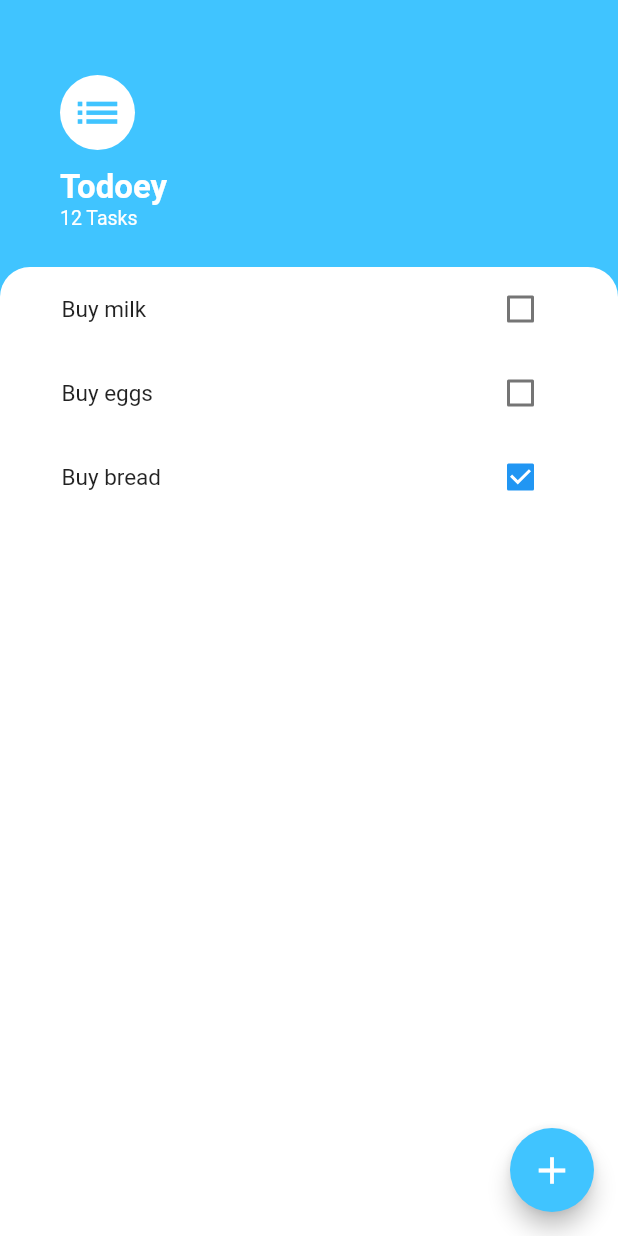
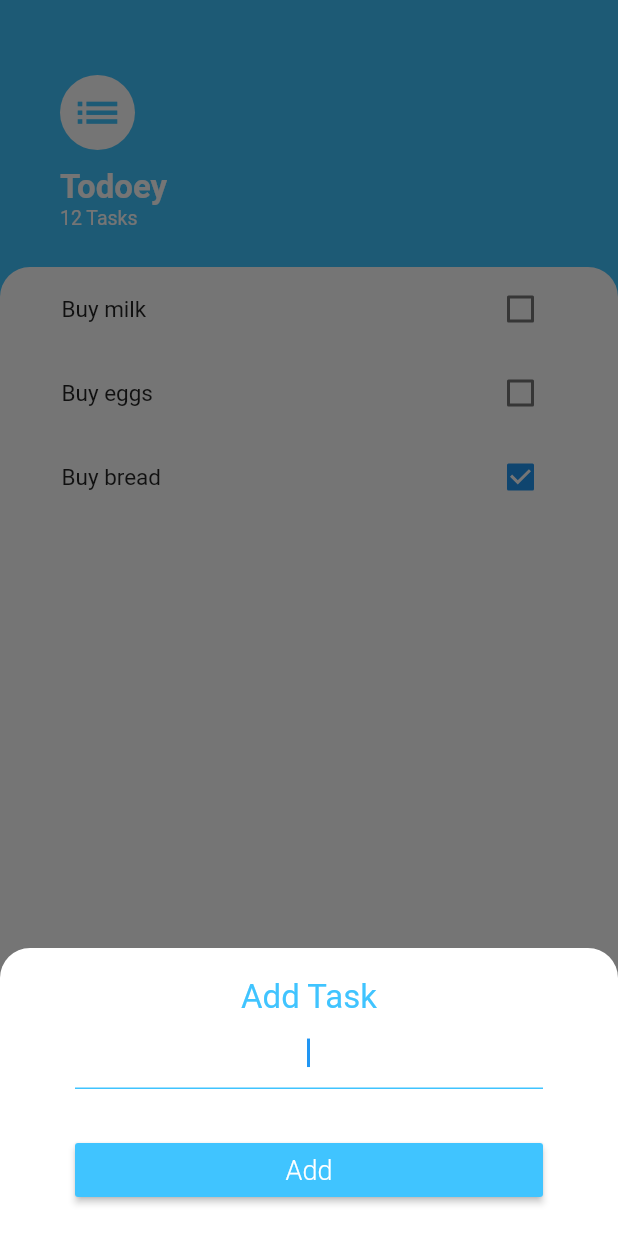
Before and after one commit to scorpion9979/todoey, a Flutter app: the screen it shows after launch, after a tap on the "add" icon, on a phone screen of 412 x 824 dp. Run offline on Flutter 3.47's test engine with Material 2 defaults, Android fonts, the phone set to English and light mode, and no system bars; statements that could not run were skipped.

Commit message:
Added task modal

```diff
--- a/lib/screens/tasks_screen.dart
+++ b/lib/screens/tasks_screen.dart
@@ -96,7 +96,76 @@ class TasksScreen extends StatelessWidget {
           Icons.add,
           size: 30,
         ),
-        onPressed: () {},
+        onPressed: () {
+          showModalBottomSheet(
+              context: context,
+              isScrollControlled: true,
+              builder: (context) => SingleChildScrollView(
+                    child: Container(
+                      padding: EdgeInsets.only(bottom: MediaQuery.of(context).viewInsets.bottom),
+                      child: Container(
+                        color: Color(0xff757575),
+                        child: Container(
+                          decoration: BoxDecoration(
+                            color: Colors.white,
+                            borderRadius: BorderRadius.only(
+                              topLeft: Radius.circular(20),
+                              topRight: Radius.circular(20),
+                            ),
+                          ),
+                          child: Padding(
+                            padding: EdgeInsets.symmetric(
+                              horizontal: 50,
+                              vertical: 20,
+                            ),
+                            child: Column(
+                              crossAxisAlignment: CrossAxisAlignment.stretch,
+                              children: <Widget>[
+                                Text(
+                                  'Add Task',
+                                  textAlign: TextAlign.center,
+                                  style: TextStyle(
+                                    color: Colors.lightBlueAccent,
+                                    fontSize: 22,
+                                  ),
+                                ),
+                                TextField(
+                                  autofocus: true,
+                                  textAlign: TextAlign.center,
+                                  decoration: InputDecoration(
+                                    enabledBorder: UnderlineInputBorder(
+                                      borderSide: BorderSide(
+                                        color: Colors.lightBlueAccent,
+                                      ),
+                                    ),
+                                    focusedBorder: UnderlineInputBorder(
+                                      borderSide: BorderSide(
+                                        color: Colors.lightBlueAccent,
+                                      ),
+                                    ),
+                                  ),
+                                ),
+                                SizedBox(
+                                  height: 30,
+                                ),
+                                RaisedButton(
+                                  color: Colors.lightBlueAccent,
+                                  onPressed: () {},
+                                  child: Text('Add',
+                                      style: TextStyle(
+                                        color: Colors.white,
+                                        fontWeight: FontWeight.w300,
+                                        fontSize: 18,
+                                      )),
+                                ),
+                              ],
+                            ),
+                          ),
+                        ),
+                      ),
+                    ),
+                  ));
+        },
       ),
     );
   }
```
